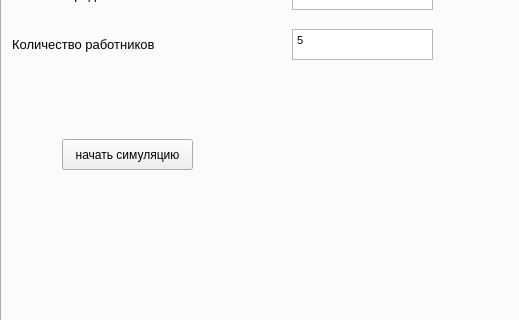
Denisbaic/SolutionModelQT, file mainwindow.ui: the form before one commit; both pictures show x 0 to 519 and y 187 to 507 of the 1245 by 732 pixel window.
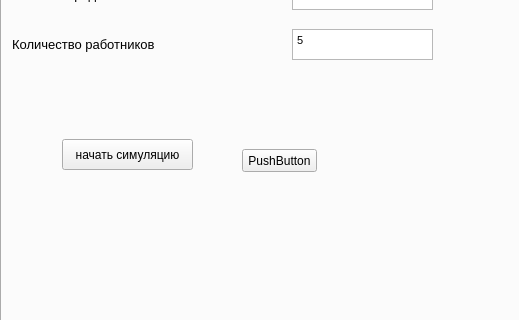
The form after the commit. The open tabs and pages were chosen to show the change. Icons and pictures are not drawn. Custom widgets are drawn as their Qt base class.

Diff of the .ui file:
```diff
--- a/mainwindow.ui
+++ b/mainwindow.ui
@@ -299,6 +299,19 @@
        </rect>
       </property>
      </widget>
+     <widget class="QPushButton" name="pushButton_2">
+      <property name="geometry">
+       <rect>
+        <x>240</x>
+        <y>310</y>
+        <width>75</width>
+        <height>23</height>
+       </rect>
+      </property>
+      <property name="text">
+       <string>PushButton</string>
+      </property>
+     </widget>
     </widget>
     <widget class="QWidget" name="tab_2">
      <attribute name="title">
```
Left out of the diff: 2 changed lines with no effect on the pictures.
